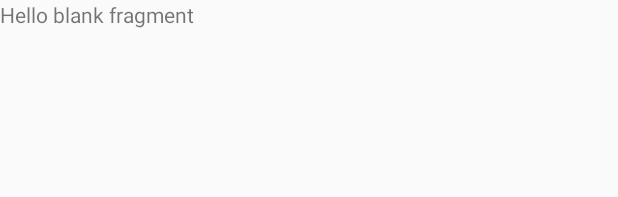
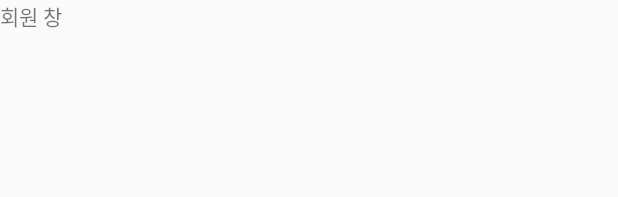
Before and after one commit to chs11233/Fridge, an Android app: the layout fragment_user.xml on its own in the app's theme, with its tools: preview values and no code run, on a phone screen of 412 x 824 dp. Shown: the top 197 px of the screen. Run offline under Robolectric (Android 15) with nearby library versions, the phone set to English and light mode, and no system bars.

Commit message:
first commit

```diff
--- a/app/src/main/res/layout/fragment_user.xml
+++ b/app/src/main/res/layout/fragment_user.xml
@@ -9,6 +9,6 @@
     <TextView
         android:layout_width="match_parent"
         android:layout_height="match_parent"
-        android:text="@string/hello_blank_fragment" />
+        android:text="회원 창" />
 
 </FrameLayout>
```
